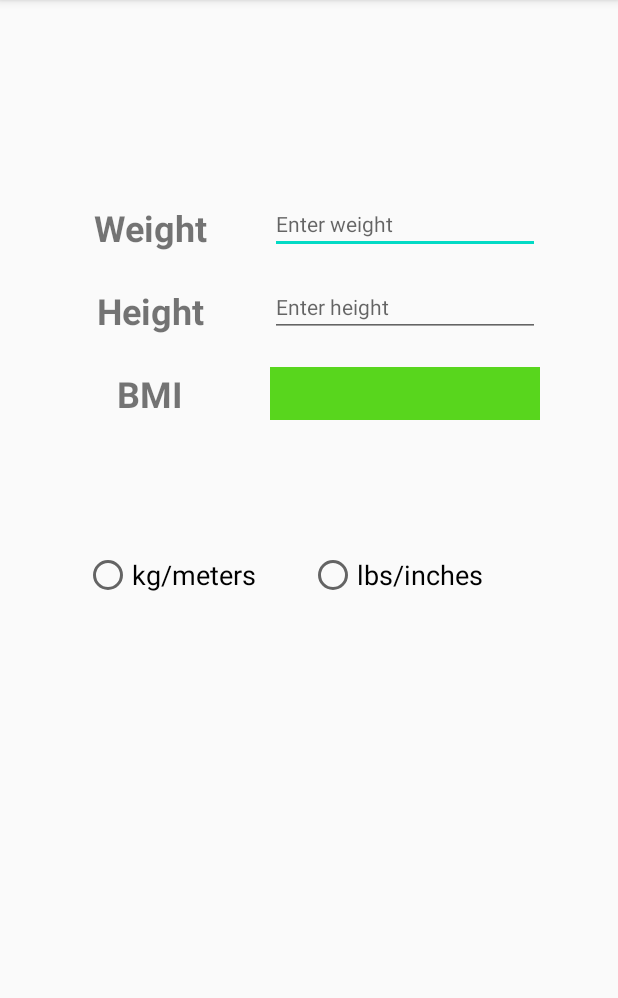
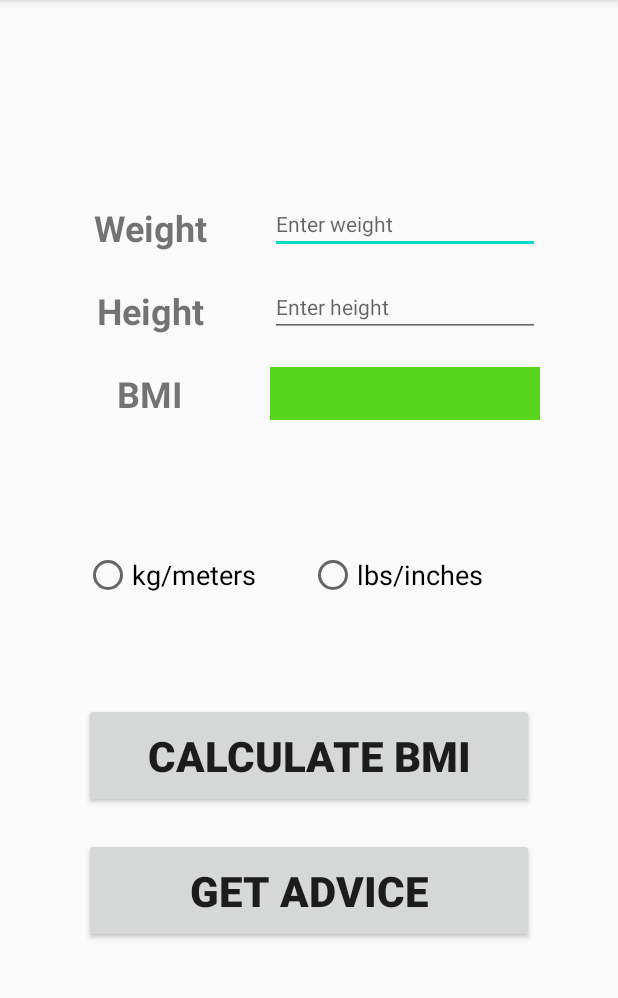
Before and after one commit to xyzhu99/CS213_Assignment5_BMICalculator, an Android app: the screen it shows after launch (MainActivity), on a phone screen of 412 x 824 dp, the part 84-1082 px from its top. Run offline under Robolectric (Android 15) with nearby library versions, the phone set to English and light mode, and no system bars.

Commit message:
calculate and advice buttons

```diff
--- a/app/src/main/res/layout/activity_main.xml
+++ b/app/src/main/res/layout/activity_main.xml
@@ -7,7 +7,7 @@
     tools:context=".MainActivity">
 
     <TextView
-        android:id="@+id/weight"
+        android:id="@+id/weightText"
         android:layout_width="120dp"
         android:layout_height="35dp"
         android:layout_marginStart="40dp"
@@ -22,7 +22,7 @@
         app:layout_constraintVertical_bias="0.183" />
 
     <TextView
-        android:id="@+id/bmi"
+        android:id="@+id/bmiText"
         android:layout_width="120dp"
         android:layout_height="35dp"
         android:layout_marginTop="20dp"
@@ -30,13 +30,13 @@
         android:text="BMI"
         android:textSize="24sp"
         android:textStyle="bold"
-        app:layout_constraintEnd_toEndOf="@+id/height"
+        app:layout_constraintEnd_toEndOf="@+id/heightText"
         app:layout_constraintHorizontal_bias="0.0"
-        app:layout_constraintStart_toStartOf="@+id/height"
-        app:layout_constraintTop_toBottomOf="@+id/height" />
+        app:layout_constraintStart_toStartOf="@+id/heightText"
+        app:layout_constraintTop_toBottomOf="@+id/heightText" />
 
     <TextView
-        android:id="@+id/height"
+        android:id="@+id/heightText"
         android:layout_width="120dp"
         android:layout_height="35dp"
         android:layout_marginTop="20dp"
@@ -44,10 +44,10 @@
         android:text="Height"
         android:textSize="24sp"
         android:textStyle="bold"
-        app:layout_constraintEnd_toEndOf="@+id/weight"
+        app:layout_constraintEnd_toEndOf="@+id/weightText"
         app:layout_constraintHorizontal_bias="0.0"
-        app:layout_constraintStart_toStartOf="@+id/weight"
-        app:layout_constraintTop_toBottomOf="@+id/weight" />
+        app:layout_constraintStart_toStartOf="@+id/weightText"
+        app:layout_constraintTop_toBottomOf="@+id/weightText" />
 
     <EditText
         android:id="@+id/weightInput"
@@ -61,9 +61,9 @@
         android:hint="Enter weight"
         android:inputType="number"
         android:textSize="14sp"
-        app:layout_constraintBottom_toBottomOf="@+id/weight"
-        app:layout_constraintStart_toEndOf="@+id/weight"
-        app:layout_constraintTop_toTopOf="@+id/weight"
+        app:layout_constraintBottom_toBottomOf="@+id/weightText"
+        app:layout_constraintStart_toEndOf="@+id/weightText"
+        app:layout_constraintTop_toTopOf="@+id/weightText"
         app:layout_constraintVertical_bias="0.0" />
 
     <EditText
@@ -78,9 +78,9 @@
         android:hint="Enter height"
         android:inputType="number"
         android:textSize="14sp"
-        app:layout_constraintBottom_toBottomOf="@+id/height"
-        app:layout_constraintStart_toEndOf="@+id/height"
-        app:layout_constraintTop_toTopOf="@+id/height" />
+        app:layout_constraintBottom_toBottomOf="@+id/heightText"
+        app:layout_constraintStart_toEndOf="@+id/heightText"
+        app:layout_constraintTop_toTopOf="@+id/heightText" />
 
     <TextView
         android:id="@+id/bmiResult"
@@ -92,9 +92,9 @@
         android:gravity="center"
         android:textSize="27sp"
         android:textStyle="bold"
-        app:layout_constraintBottom_toBottomOf="@+id/bmi"
-        app:layout_constraintStart_toEndOf="@+id/bmi"
-        app:layout_constraintTop_toTopOf="@+id/bmi"
+        app:layout_constraintBottom_toBottomOf="@+id/bmiText"
+        app:layout_constraintStart_toEndOf="@+id/bmiText"
+        app:layout_constraintTop_toTopOf="@+id/bmiText"
         app:layout_constraintVertical_bias="1.0" />
 
     <RadioGroup
@@ -109,7 +109,7 @@
         app:layout_constraintVertical_bias="0.499">
 
         <RadioButton
-            android:id="@+id/metric"
+            android:id="@+id/metricButton"
             android:layout_width="150dp"
             android:layout_height="match_parent"
             android:layout_weight="1"
@@ -119,7 +119,7 @@
             android:textSize="18sp" />
 
         <RadioButton
-            android:id="@+id/english"
+            android:id="@+id/englishButton"
             android:layout_width="150dp"
             android:layout_height="match_parent"
             android:layout_weight="1"
@@ -130,4 +130,33 @@
 
     </RadioGroup>
 
+    <Button
+        android:id="@+id/calculateButton"
+        android:layout_width="300dp"
+        android:layout_height="70dp"
+        android:text="Calculate BMI"
+        android:textAllCaps="true"
+        android:textSize="28sp"
+        android:textStyle="bold"
+        app:layout_constraintBottom_toBottomOf="parent"
+        app:layout_constraintEnd_toEndOf="parent"
+        app:layout_constraintHorizontal_bias="0.502"
+        app:layout_constraintStart_toStartOf="parent"
+        app:layout_constraintTop_toTopOf="parent"
+        app:layout_constraintVertical_bias="0.671" />
+
+    <Button
+        android:id="@+id/adviceButton"
+        android:layout_width="300dp"
+        android:layout_height="70dp"
+        android:layout_marginTop="20dp"
+        android:text="Get Advice"
+        android:textAllCaps="true"
+        android:textSize="28sp"
+        android:textStyle="bold"
+        app:layout_constraintEnd_toEndOf="@+id/calculateButton"
+        app:layout_constraintHorizontal_bias="0.0"
+        app:layout_constraintStart_toStartOf="@+id/calculateButton"
+        app:layout_constraintTop_toBottomOf="@+id/calculateButton" />
+
 </androidx.constraintlayout.widget.ConstraintLayout>
```
